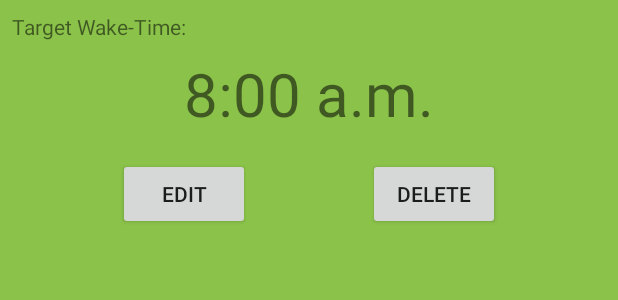
After one commit to rbraith/sleep-target, an Android app: the layout sleep_goals_waketime.xml on its own in the app's theme, with its tools: preview values and no code run, on a phone screen of 412 x 824 dp. The commit adds this screen. Shown: the top 300 px of the screen. Run offline under Robolectric (Android 15) with nearby library versions, the phone set to English and light mode, and no system bars.

Commit message:
feat(sleep-goals): implement "add new wake-time" btn

```diff
--- a/app/src/debug/java/com/rbraithwaite/sleepapp/test_utils/ui/UITestNavigate.java
+++ b/app/src/debug/java/com/rbraithwaite/sleepapp/test_utils/ui/UITestNavigate.java
@@ -28,6 +28,11 @@ public class UITestNavigate
 // api
 //*********************************************************
 
+    public static void fromHome_toGoals()
+    {
+        onView(withId(R.id.nav_sleepgoals)).perform(click());
+    }
+
     public static void fromHome_toAddSession()
     {
         fromHome_toSessionArchive();
--- a/app/src/main/java/com/rbraithwaite/sleepapp/ui/BaseFragment.java
+++ b/app/src/main/java/com/rbraithwaite/sleepapp/ui/BaseFragment.java
@@ -45,6 +45,7 @@ public abstract class BaseFragment<V extends ViewModel>
     protected V getViewModel()
     {
         if (mViewModel == null) {
+            // REFACTOR [20-12-23 1:57AM] -- should the ViewModelStoreOwner be the fragment instead?
             mViewModel = new ViewModelProvider(requireActivity()).get(getViewModelClass());
         }
         return mViewModel;
--- /dev/null
+++ b/app/src/main/res/drawable/ic_baseline_add_black_24.xml
@@ -0,0 +1,5 @@
+<vector android:height="24dp" android:tint="#000000"
+    android:viewportHeight="24" android:viewportWidth="24"
+    android:width="24dp" xmlns:android="http://schemas.android.com/apk/res/android">
+    <path android:fillColor="@android:color/white" android:pathData="M19,13h-6v6h-2v-6H5v-2h6V5h2v6h6v2z"/>
+</vector>
--- /dev/null
+++ b/app/src/main/res/drawable/ic_baseline_arrow_back_24.xml
@@ -0,0 +1,5 @@
+<vector android:height="24dp" android:tint="#FFFFFF"
+    android:viewportHeight="24" android:viewportWidth="24"
+    android:width="24dp" xmlns:android="http://schemas.android.com/apk/res/android">
+    <path android:fillColor="@android:color/white" android:pathData="M20,11H7.83l5.59,-5.59L12,4l-8,8 8,8 1.41,-1.41L7.83,13H20v-2z"/>
+</vector>
--- a/app/src/main/res/layout/main_activity.xml
+++ b/app/src/main/res/layout/main_activity.xml
@@ -16,7 +16,9 @@
         <androidx.appcompat.widget.Toolbar
             android:id="@+id/main_toolbar"
             android:layout_width="match_parent"
-            android:layout_height="?attr/actionBarSize"></androidx.appcompat.widget.Toolbar>
+            android:layout_height="?attr/actionBarSize"
+            app:collapseIcon="@drawable/ic_baseline_arrow_back_24"
+            app:titleTextColor="#FFFFFF"></androidx.appcompat.widget.Toolbar>
 
     </com.google.android.material.appbar.AppBarLayout>
 
--- /dev/null
+++ b/app/src/main/res/layout/sleep_goals_waketime.xml
@@ -0,0 +1,51 @@
+<?xml version="1.0" encoding="utf-8"?>
+<androidx.constraintlayout.widget.ConstraintLayout xmlns:android="http://schemas.android.com/apk/res/android"
+    xmlns:app="http://schemas.android.com/apk/res-auto"
+    xmlns:tools="http://schemas.android.com/tools"
+    android:layout_width="match_parent"
+    android:layout_height="match_parent"
+    android:background="#8BC34A">
+
+    <TextView
+        android:id="@+id/waketime_title"
+        android:layout_width="wrap_content"
+        android:layout_height="wrap_content"
+        android:layout_marginStart="8dp"
+        android:layout_marginLeft="8dp"
+        android:layout_marginTop="8dp"
+        android:text="Target Wake-Time:"
+        app:layout_constraintStart_toStartOf="parent"
+        app:layout_constraintTop_toTopOf="parent" />
+
+    <TextView
+        android:id="@+id/waketime_value"
+        android:layout_width="wrap_content"
+        android:layout_height="wrap_content"
+        android:layout_marginTop="8dp"
+        android:textSize="40sp"
+        app:layout_constraintEnd_toEndOf="parent"
+        app:layout_constraintStart_toStartOf="parent"
+        app:layout_constraintTop_toBottomOf="@+id/waketime_title"
+        tools:text="8:00 a.m." />
+
+    <Button
+        android:id="@+id/waketime_edit_btn"
+        android:layout_width="wrap_content"
+        android:layout_height="wrap_content"
+        android:layout_marginTop="16dp"
+        android:text="Edit"
+        app:layout_constraintEnd_toStartOf="@+id/waketime_delete_btn"
+        app:layout_constraintHorizontal_bias="0.5"
+        app:layout_constraintStart_toStartOf="parent"
+        app:layout_constraintTop_toBottomOf="@+id/waketime_value" />
+
+    <Button
+        android:id="@+id/waketime_delete_btn"
+        android:layout_width="wrap_content"
+        android:layout_height="wrap_content"
+        android:text="Delete"
+        app:layout_constraintBottom_toBottomOf="@+id/waketime_edit_btn"
+        app:layout_constraintEnd_toEndOf="parent"
+        app:layout_constraintHorizontal_bias="0.5"
+        app:layout_constraintStart_toEndOf="@+id/waketime_edit_btn" />
+</androidx.constraintlayout.widget.ConstraintLayout>
```
Also changed, not shown: app/src/main/java/com/rbraithwaite/sleepapp/data/SleepAppDataPrefs.java (+63 -3 lines), app/src/main/java/com/rbraithwaite/sleepapp/data/SleepAppRepository.java (+15 -0 lines), app/src/main/java/com/rbraithwaite/sleepapp/ui/session_archive/SessionArchiveFragment.java (+4 -4 lines), app/src/main/java/com/rbraithwaite/sleepapp/ui/sleep_goals/SleepGoalsFragment.java (+67 -0 lines), app/src/main/java/com/rbraithwaite/sleepapp/ui/sleep_goals/SleepGoalsFragmentViewModel.java (+88 -0 lines), app/src/main/res/layout/sleep_goals_fragment.xml (+21 -4 lines), 7 other files.
